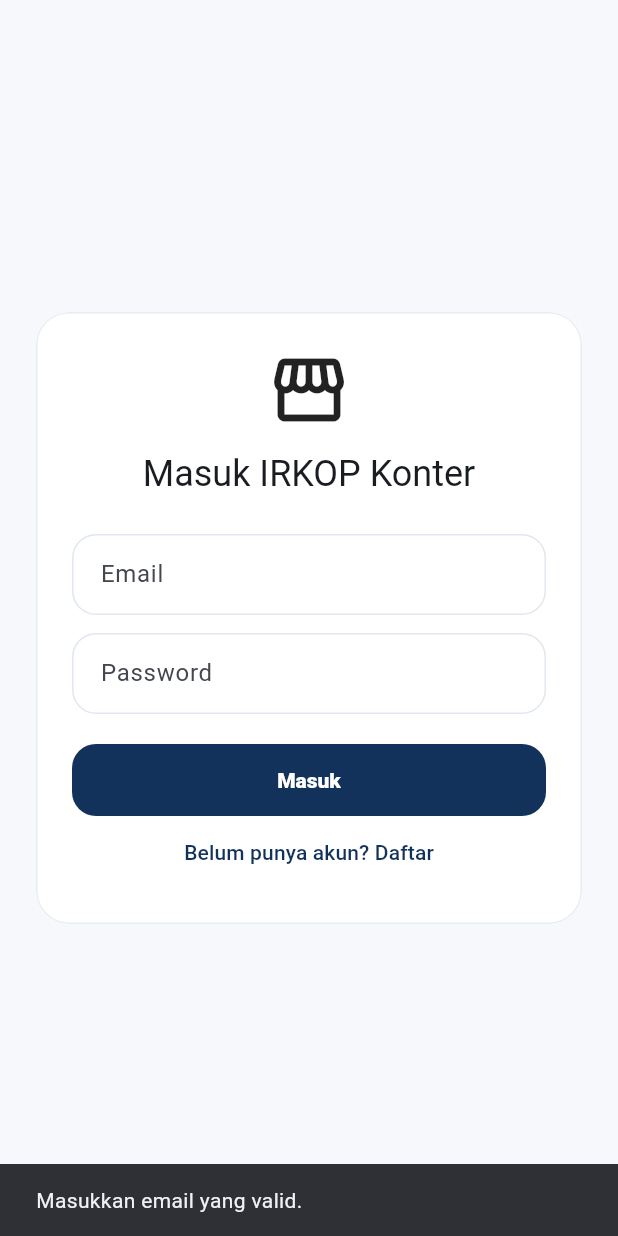
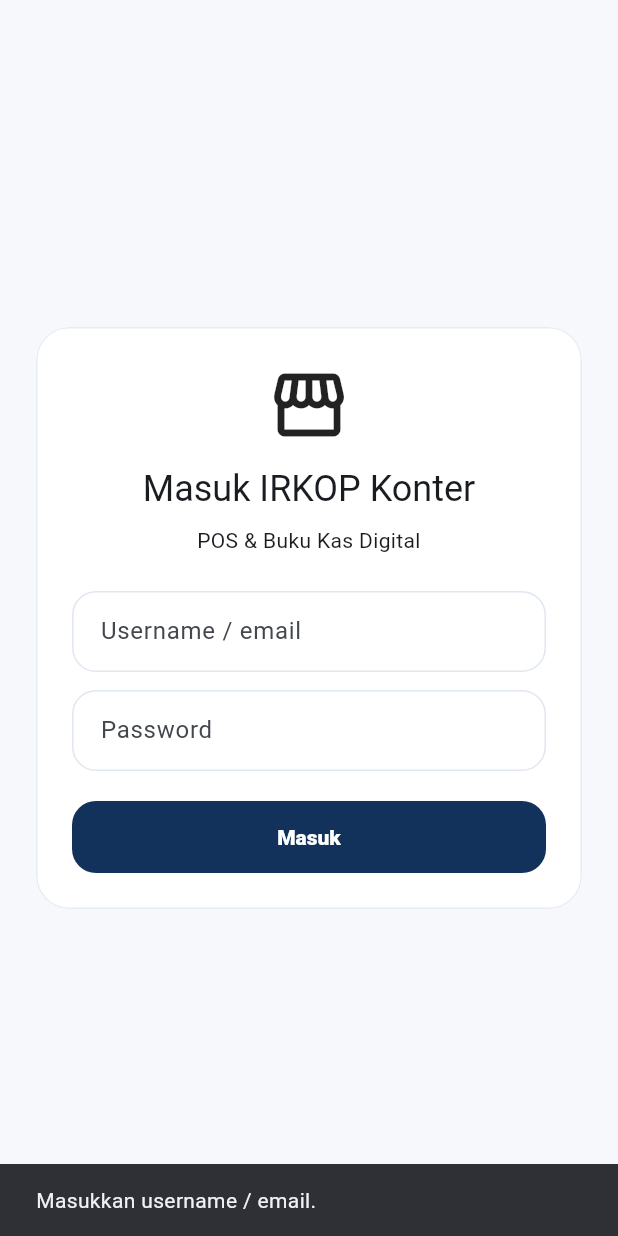
Before and after one commit to kopen1/irkop-konter, a Flutter app: the LoginPage screen opened directly, after a tap on "Masuk", on a phone screen of 412 x 824 dp. Run offline on Flutter 3.47's test engine with Material 3 defaults, Android fonts, the phone set to English and light mode, and no system bars; our stand-ins replace supabase_flutter; accounts and stored records are empty.

Commit message:
feat(v2): migrate legacy login UI to Flutter auth flow

```diff
--- a/flutter_app/lib/src/features/auth/login_page.dart
+++ b/flutter_app/lib/src/features/auth/login_page.dart
@@ -11,60 +11,56 @@
 
 class _LoginPageState extends State<LoginPage> {
   final _auth = AuthRepository();
-  final _email = TextEditingController();
+  final _username = TextEditingController();
   final _password = TextEditingController();
-  bool _register = false;
   bool _loading = false;
 
   @override
   void dispose() {
-    _email.dispose();
+    _username.dispose();
     _password.dispose();
     super.dispose();
   }
 
   Future<void> _submit() async {
-    final email=_email.text.trim();
-    final password=_password.text;
-    if(!email.contains('@')){ScaffoldMessenger.of(context).showSnackBar(const SnackBar(content:Text('Masukkan email yang valid.')));return;}
-    if(password.length<6){ScaffoldMessenger.of(context).showSnackBar(const SnackBar(content:Text('Password minimal 6 karakter.')));return;}
+    final username = _username.text.trim();
+    final password = _password.text;
+
+    if (username.isEmpty) {
+      _showError('Masukkan username / email.');
+      return;
+    }
+    if (password.isEmpty) {
+      _showError('Masukkan password.');
+      return;
+    }
+
     setState(() => _loading = true);
     try {
-      if (_register) {
-        await _auth.signUpWithEmail(
-          email: email,
-          password: password,
-        );
-      } else {
-        await _auth.signInWithEmail(
-          email: _email.text.trim(),
-          password: _password.text,
-        );
-      }
-      if (mounted && _register) {
-        ScaffoldMessenger.of(context).showSnackBar(
-          const SnackBar(content: Text('Akun dibuat. Cek email jika konfirmasi diaktifkan.')),
-        );
-      }
+      // Legacy contract accepts username/email. The current Supabase adapter
+      // authenticates by email; username aliases are resolved by the backend
+      // before this repository is called when supported by the schema.
+      await _auth.signInWithEmail(email: username, password: password);
+    } on AuthException catch (error) {
+      if (mounted) _showError(error.message);
     } on Exception catch (error) {
-      if (mounted) {
-        ScaffoldMessenger.of(context).showSnackBar(
-          SnackBar(content: Text(error.toString().replaceFirst('Exception: ', ''))),
-        );
-      }
+      if (mounted) _showError(error.toString().replaceFirst('Exception: ', ''));
     } catch (_) {
-      if (mounted) {
-        ScaffoldMessenger.of(context).showSnackBar(
-          const SnackBar(content: Text('Login gagal. Periksa data Anda.')),
-        );
-      }
+      if (mounted) _showError('Login gagal. Periksa data Anda.');
     } finally {
       if (mounted) setState(() => _loading = false);
     }
   }
 
+  void _showError(String message) {
+    ScaffoldMessenger.of(context).showSnackBar(
+      SnackBar(content: Text(message)),
+    );
+  }
+
   @override
-  Widget build(BuildContext context) => Scaffold(
+  Widget build(BuildContext context) {
+    return Scaffold(
       body: Center(
         child: ConstrainedBox(
           constraints: const BoxConstraints(maxWidth: 420),
@@ -73,6 +69,7 @@
             child: Card(
               child: Padding(
                 padding: const EdgeInsets.all(24),
+                child: AutofillGroup(
                   child: Column(
                     mainAxisSize: MainAxisSize.min,
                     crossAxisAlignment: CrossAxisAlignment.stretch,
@@ -80,40 +77,44 @@
                       const Icon(Icons.storefront, size: 56),
                       const SizedBox(height: 12),
                       Text(
-                        _register ? 'Daftar IRKOP Konter' : 'Masuk IRKOP Konter',
+                        'Masuk IRKOP Konter',
                         textAlign: TextAlign.center,
                         style: Theme.of(context).textTheme.headlineSmall,
                       ),
+                      const SizedBox(height: 8),
+                      Text(
+                        'POS & Buku Kas Digital',
+                        textAlign: TextAlign.center,
+                        style: Theme.of(context).textTheme.bodyMedium,
+                      ),
                       const SizedBox(height: 24),
                       TextField(
-                        controller: _email,
+                        controller: _username,
                         keyboardType: TextInputType.emailAddress,
-                        decoration: const InputDecoration(labelText: 'Email'),
+                        textInputAction: TextInputAction.next,
+                        autofillHints: const [AutofillHints.username, AutofillHints.email],
+                        decoration: const InputDecoration(
+                          labelText: 'Username / email',
+                          hintText: 'username atau email',
+                          border: OutlineInputBorder(),
+                        ),
                       ),
                       const SizedBox(height: 12),
                       TextField(
                         controller: _password,
                         obscureText: true,
-                        decoration: const InputDecoration(labelText: 'Password'),
+                        textInputAction: TextInputAction.done,
+                        autofillHints: const [AutofillHints.password],
+                        onSubmitted: (_) => _loading ? null : _submit(),
+                        decoration: const InputDecoration(
+                          labelText: 'Password',
+                          border: OutlineInputBorder(),
+                        ),
                       ),
                       const SizedBox(height: 20),
                       FilledButton(
                         onPressed: _loading ? null : _submit,
-                        child: Text(_loading
-                            ? 'Memproses...'
-                            : _register
-                                ? 'Daftar'
-                                : 'Masuk'),
-                      ),
-                      TextButton(
-                        onPressed: _loading
-                            ? null
-                            : () => setState(() => _register = !_register),
-                        child: Text(
-                          _register
-                              ? 'Sudah punya akun? Masuk'
-                              : 'Belum punya akun? Daftar',
-                        ),
+                        child: Text(_loading ? 'Memproses...' : 'Masuk'),
                       ),
                     ],
                   ),
@@ -122,5 +123,7 @@
             ),
           ),
         ),
+      ),
     );
   }
+}
```
Lines whose indentation alone changed are shown as unchanged.
